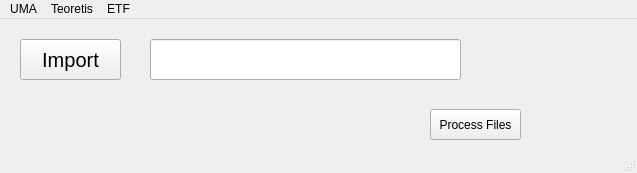
Old version of the form batch_etf.ui in the repository taufikhs8401-cell/Projek-Kantor.
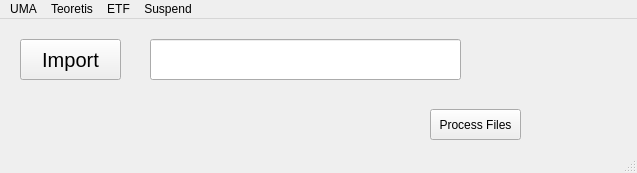
New version of the form.

```diff
--- a/batch_etf.ui
+++ b/batch_etf.ui
@@ -92,10 +92,22 @@
     <addaction name="actionInsert_2"/>
     <addaction name="actionEdit_2"/>
     <addaction name="actionBatch_Insert_2"/>
+    <addaction name="actionExport"/>
+   </widget>
+   <widget class="QMenu" name="menuSuspend">
+    <property name="title">
+     <string>Suspend</string>
+    </property>
+    <addaction name="actionInsert_3"/>
+    <addaction name="actionEdit_3"/>
+    <addaction name="actionDownloader_3"/>
+    <addaction name="actionBatch_Insert_3"/>
+    <addaction name="actionExport_3"/>
    </widget>
    <addaction name="menuUMA"/>
    <addaction name="menuTeoretis"/>
    <addaction name="menuETF"/>
+   <addaction name="menuSuspend"/>
   </widget>
   <widget class="QStatusBar" name="statusbar"/>
   <action name="actionUMA">
```
Left out of the diff: 32 changed lines with no effect on the pictures.
